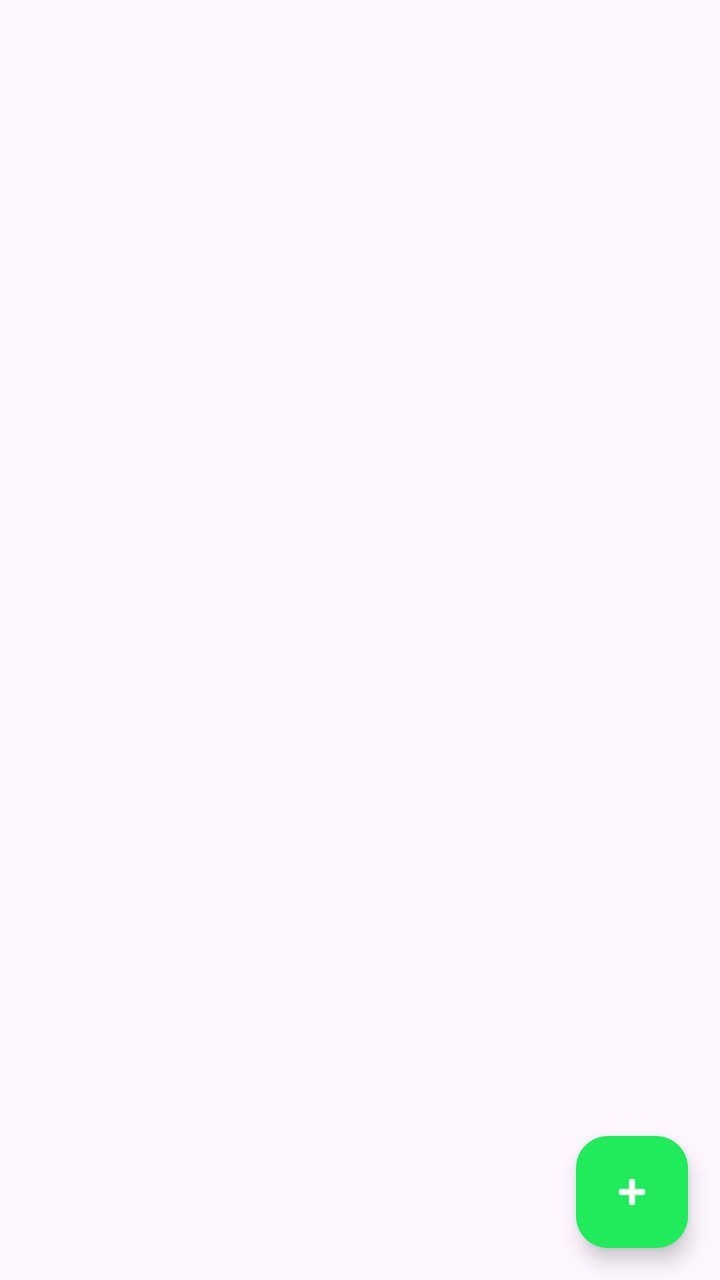
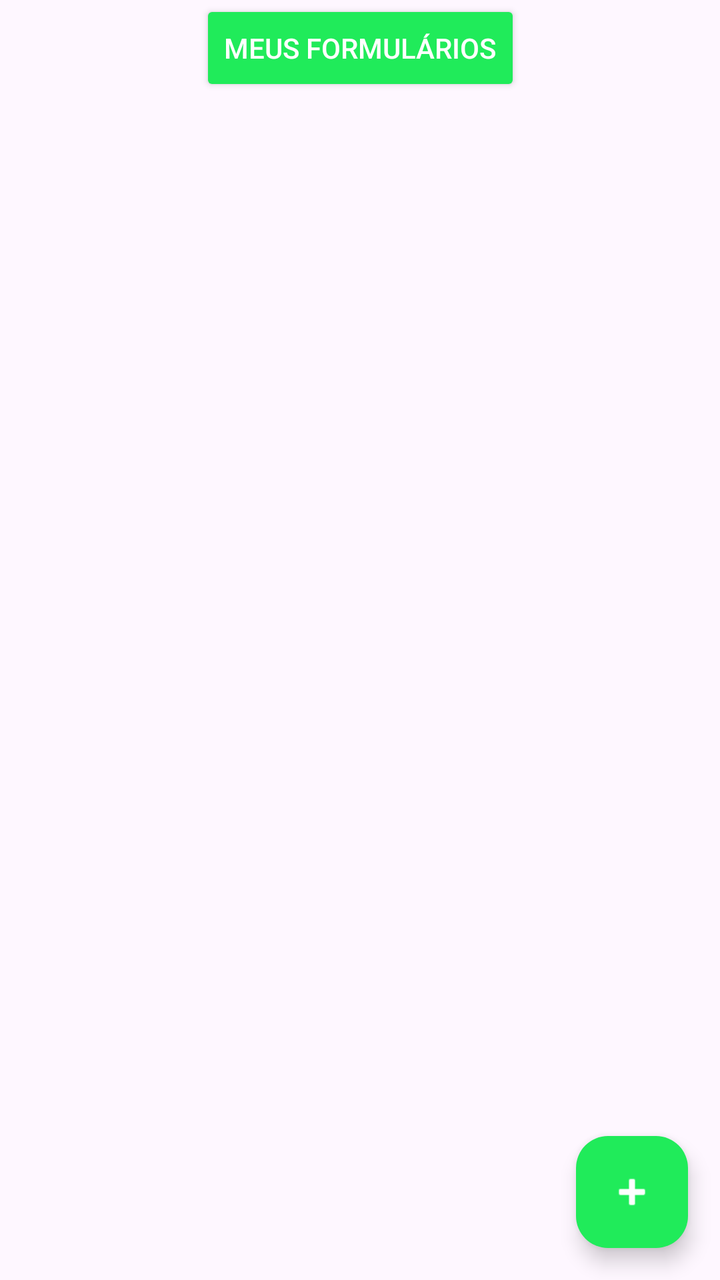

Screens rendered from an Android XML layout before and after an edit, with the pre-edit source and the edit as a unified diff.
<!-- AndroidManifest.xml: application theme Theme.Material3.Light -->
<!-- res/layout/activity_main.xml -->
<?xml version="1.0" encoding="utf-8"?>
<RelativeLayout xmlns:android="http://schemas.android.com/apk/res/android"
    xmlns:app="http://schemas.android.com/apk/res-auto"
    android:layout_width="match_parent"
    android:layout_height="match_parent">

    <com.google.android.material.floatingactionbutton.FloatingActionButton
        android:id="@+id/form_button"
        android:layout_width="wrap_content"
        android:layout_height="wrap_content"
        android:layout_alignParentEnd="true"
        android:layout_alignParentBottom="true"
        android:layout_margin="16dp"
        app:backgroundTint="@color/verde"
        app:srcCompat="@android:drawable/ic_input_add"
        app:tint="@android:color/white" />

</RelativeLayout>
<!-- resources referenced by this layout -->
<resources>
  <color name="verde">#20EB5A</color>
</resources>

<!-- the commit's change to res/layout/activity_main.xml (unified diff, before → after) -->
@@ -3,6 +3,29 @@
     xmlns:app="http://schemas.android.com/apk/res-auto"
     android:layout_width="match_parent"
     android:layout_height="match_parent">
+
+    <androidx.constraintlayout.widget.ConstraintLayout
+        xmlns:android="http://schemas.android.com/apk/res/android"
+        xmlns:app="http://schemas.android.com/apk/res-auto"
+        android:layout_width="match_parent"
+        android:layout_height="match_parent">
+
+        <Button
+            android:id="@+id/my_forms_button"
+            android:layout_width="wrap_content"
+            android:layout_height="wrap_content"
+            android:text="Meus Formulários"
+            android:backgroundTint="@color/verde"
+            android:textColor="@android:color/white"
+            android:padding="12dp"
+            app:layout_constraintTop_toTopOf="parent"
+            app:layout_constraintStart_toStartOf="parent"
+            app:layout_constraintEnd_toEndOf="parent"
+            android:layout_marginTop="0dp" />
+
+    </androidx.constraintlayout.widget.ConstraintLayout>
+
+
 
     <com.google.android.material.floatingactionbutton.FloatingActionButton
         android:id="@+id/form_button"
